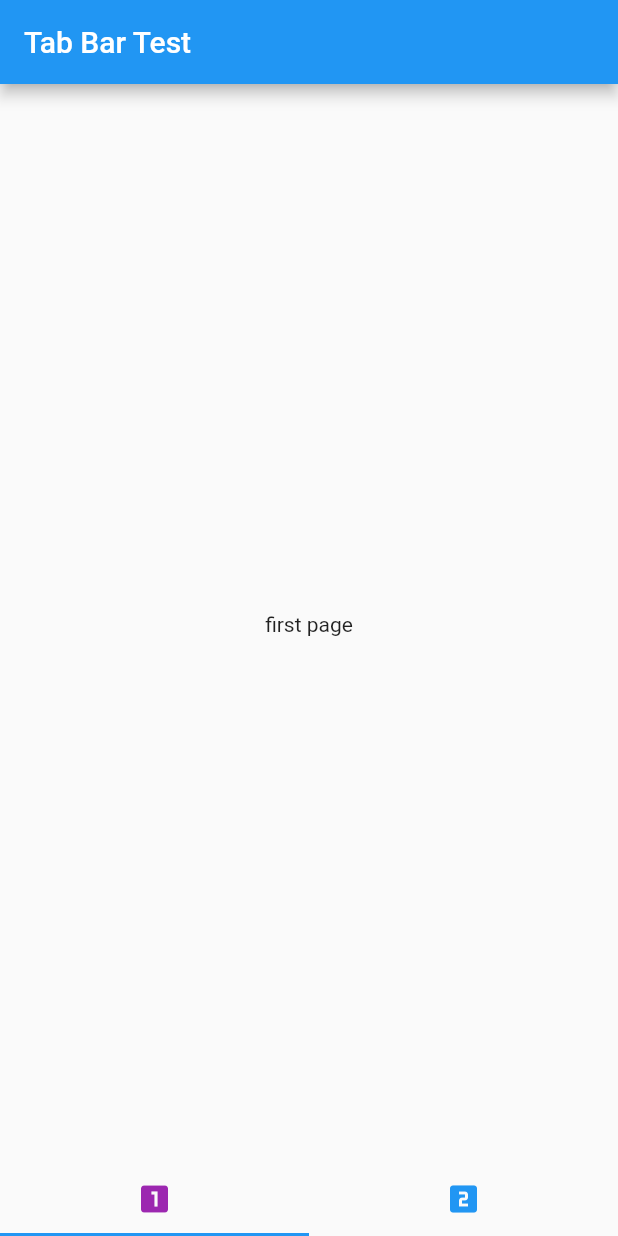
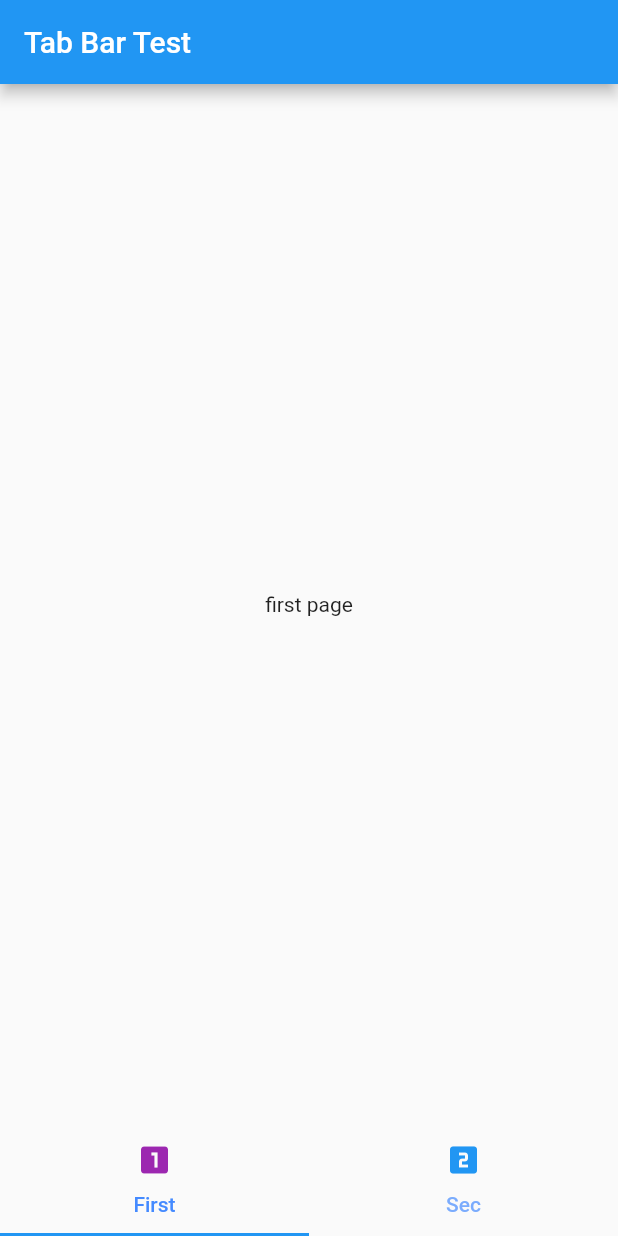
Before and after one commit to sy2bgreat/tabbar, a Flutter app: the screen it shows after launch, on a phone screen of 412 x 824 dp. Run offline on Flutter 3.47's test engine with Material 2 defaults, Android fonts, the phone set to English and light mode, and no system bars.

Commit message:
label controller

```diff
--- a/lib/main.dart
+++ b/lib/main.dart
@@ -59,13 +59,16 @@ class _MyHomePageState extends State<MyHomePage>
         ],
       ),
       bottomNavigationBar: TabBar(
+        labelColor: Colors.blueAccent,
         controller: controller,
         tabs: const [
           Tab(
             icon: Icon(Icons.looks_one, color: Colors.purple),
+            text: "First",
           ),
           Tab(
             icon: Icon(Icons.looks_two, color: Colors.blue),
+            text: "Sec",
           ),
         ],
       ),
```
